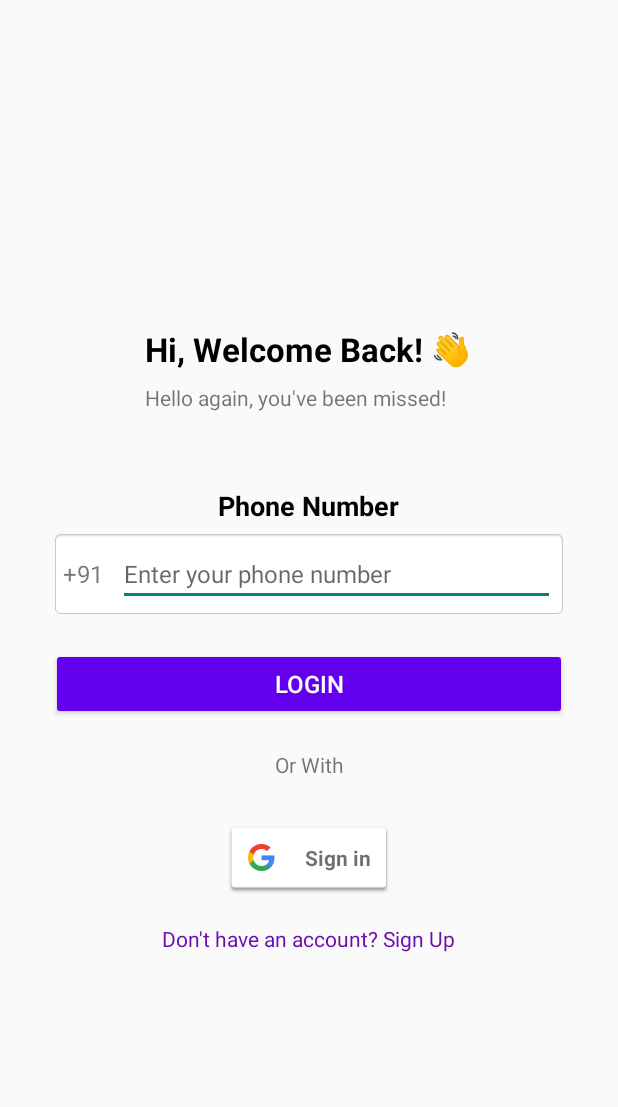
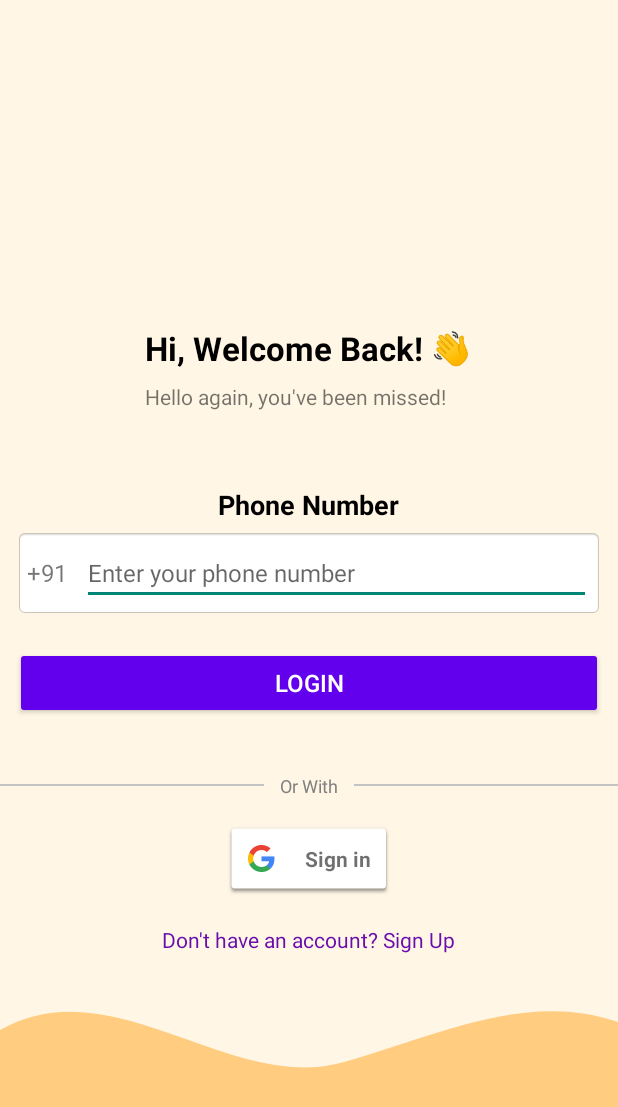
Before and after one commit to akashbluew/giftme, an Android app: the screen it shows after launch (MainActivity), on a phone screen of 412 x 824 dp. Shown: the top 1107 px of the screen. Run offline under Robolectric (Android 15) with nearby library versions, the phone set to English and light mode, and no system bars; our stand-ins replace Firebase (no records; nobody signed in at launch, a user with empty details on screens opened directly).

Commit message:
text change

```diff
--- a/app/src/main/java/com/bidileaf/Giftme/HomeActivity.java
+++ b/app/src/main/java/com/bidileaf/Giftme/HomeActivity.java
@@ -268,6 +268,7 @@ public class HomeActivity extends AppCompatActivity {
                 View view = inflater.inflate(R.layout.dialog_add_address, null);
 
                 // Get EditTexts from dialog layout
+                EditText etReceiverName = view.findViewById(R.id.etReceiverName);
                 EditText etHouseNo = view.findViewById(R.id.etHouseNo);
                 EditText etArea = view.findViewById(R.id.etArea);
                 EditText etPincode = view.findViewById(R.id.etPincode);
@@ -281,6 +282,7 @@ public class HomeActivity extends AppCompatActivity {
                     @Override
                     public void onClick(DialogInterface dialog, int which) {
                         // Get input values
+                        String receiverName = etReceiverName.getText().toString().trim();
                         String houseNo = etHouseNo.getText().toString().trim();
                         String area = etArea.getText().toString().trim();
                         String pincode = etPincode.getText().toString().trim();
@@ -288,7 +290,7 @@ public class HomeActivity extends AppCompatActivity {
                         String contact = etContact.getText().toString().trim();
 
                         // Create the full address
-                        String fullAddress = houseNo + ", " + area + ", " + pincode + ", " + state + ", " + contact;
+                        String fullAddress =  houseNo + ", " + area + ", " + pincode + ", " + state + ", " + contact  + "\n" + "Name: " + receiverName ;
 
                         // Set the address to TextView and update visibility
                         address.setText("Address : " + fullAddress);
--- /dev/null
+++ b/app/src/main/res/drawable/splash_shape.xml
@@ -0,0 +1,17 @@
+<?xml version="1.0" encoding="utf-8"?>
+<vector xmlns:android="http://schemas.android.com/apk/res/android"
+    android:width="1080dp"
+    android:height="1920dp"
+    android:viewportWidth="1080"
+    android:viewportHeight="1920">
+
+    <!-- Background color -->
+    <path
+        android:fillColor="@color/backgroundColor"
+        android:pathData="M0,0h1080v1920h-1080z" />
+
+    <!-- Wave Shape at the Bottom -->
+    <path
+        android:fillColor="@color/waveColor"
+        android:pathData="M0,1600c200,-100,400,100,600,50s400,-150,600,0v320h-1200z" />
+</vector>
--- a/app/src/main/res/layout/activity_main.xml
+++ b/app/src/main/res/layout/activity_main.xml
@@ -8,7 +8,7 @@
     android:layout_height="match_parent"
     android:orientation="vertical"
     android:gravity="center"
-    android:padding="24dp"
+    android:background="@drawable/splash_shape"
     tools:context=".MainActivity">
 
     <LinearLayout
@@ -92,13 +92,33 @@
         android:layout_marginBottom="20dp"/>
 
     <!-- Divider -->
-    <TextView
+    <LinearLayout
         android:layout_width="match_parent"
         android:layout_height="wrap_content"
-        android:text="Or With"
-        android:textSize="14sp"
+        android:orientation="horizontal"
         android:gravity="center"
-        android:paddingBottom="12dp"/>
+        android:layout_marginTop="16dp">
+
+        <View
+            android:layout_width="0dp"
+            android:layout_height="1dp"
+            android:layout_weight="1"
+            android:background="#C4C4C4"/>
+
+        <TextView
+            android:layout_width="wrap_content"
+            android:layout_height="wrap_content"
+            android:text=" Or With "
+            android:textSize="12sp"
+            android:textColor="#808080"
+            android:layout_marginHorizontal="8dp"/>
+
+        <View
+            android:layout_width="0dp"
+            android:layout_height="1dp"
+            android:layout_weight="1"
+            android:background="#C4C4C4"/>
+    </LinearLayout>
 
     <!-- Google Login Button -->
     <com.google.android.gms.common.SignInButton
--- a/app/src/main/res/layout/activity_otpverification.xml
+++ b/app/src/main/res/layout/activity_otpverification.xml
@@ -8,7 +8,7 @@
     android:orientation="vertical"
     android:gravity="center"
     android:padding="24dp"
-    android:background="@android:color/white"
+    android:background="@drawable/splash_shape"
     tools:context=".Otpverification">
 
     <LinearLayout
--- a/app/src/main/res/layout/activity_signup.xml
+++ b/app/src/main/res/layout/activity_signup.xml
@@ -7,8 +7,7 @@
     android:layout_height="match_parent"
     android:orientation="vertical"
     android:gravity="center"
-    android:padding="24dp"
-    android:background="@android:color/white"
+    android:background="@drawable/splash_shape"
     tools:context=".Signup">
 
    <LinearLayout
--- a/app/src/main/res/values-night/themes.xml
+++ b/app/src/main/res/values-night/themes.xml
@@ -1,7 +1,9 @@
 <resources xmlns:tools="http://schemas.android.com/tools">
     <!-- Base application theme. -->
-    <style name="Base.Theme.GiftMe" parent="Theme.Material3.DayNight.NoActionBar">
+    <style name="Base.Theme.GiftMe" parent="Theme.AppCompat.Light.NoActionBar">
         <!-- Customize your dark theme here. -->
         <!-- <item name="colorPrimary">@color/my_dark_primary</item> -->
     </style>
+
+    <style name="Theme.GiftMe" parent="Base.Theme.GiftMe" />
 </resources>
--- a/app/src/main/res/values/colors.xml
+++ b/app/src/main/res/values/colors.xml
@@ -2,4 +2,6 @@
 <resources>
     <color name="black">#FF000000</color>
     <color name="white">#FFFFFFFF</color>
+    <color name="backgroundColor">#FFF6E5</color>
+    <color name="waveColor">#FFCC80</color>
 </resources>
--- a/app/src/main/res/values/themes.xml
+++ b/app/src/main/res/values/themes.xml
@@ -3,7 +3,11 @@
     <style name="Base.Theme.GiftMe" parent="Theme.AppCompat.Light.NoActionBar">
         <!-- Customize your light theme here. -->
         <!-- <item name="colorPrimary">@color/my_light_primary</item> -->
+
+
     </style>
+
+
 
     <style name="Theme.GiftMe" parent="Base.Theme.GiftMe" />
 </resources>
```
Also changed, not shown: app/src/main/AndroidManifest.xml (+13 -2 lines), app/src/main/java/com/bidileaf/Giftme/Signup.java (+10 -0 lines), app/src/main/java/com/bidileaf/Giftme/Splashactivity.java (added, +56 -0 lines), app/src/main/res/layout/activity_home.xml (+63 -1 lines), app/src/main/res/layout/activity_splashactivity.xml (added, +19 -0 lines), app/src/main/res/layout/dialog_add_address.xml (+7 -0 lines).
